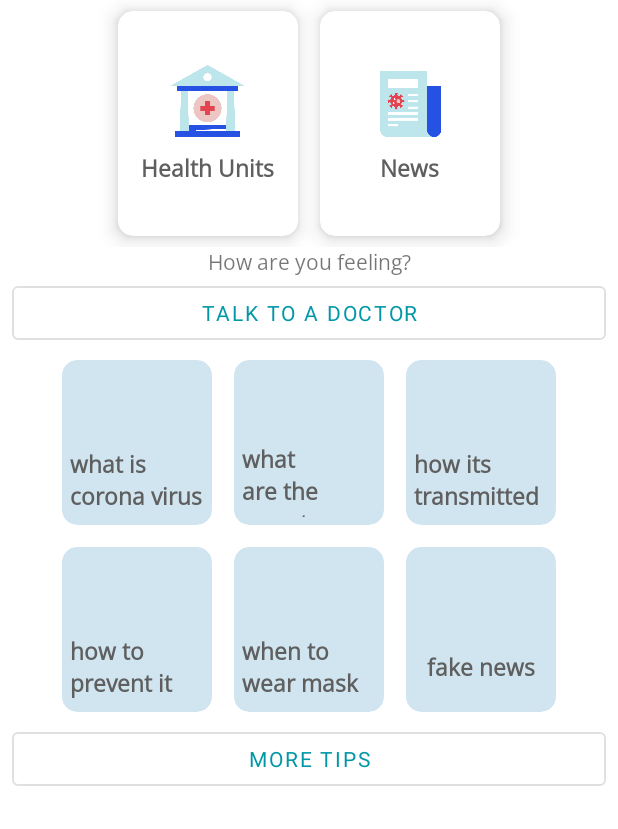
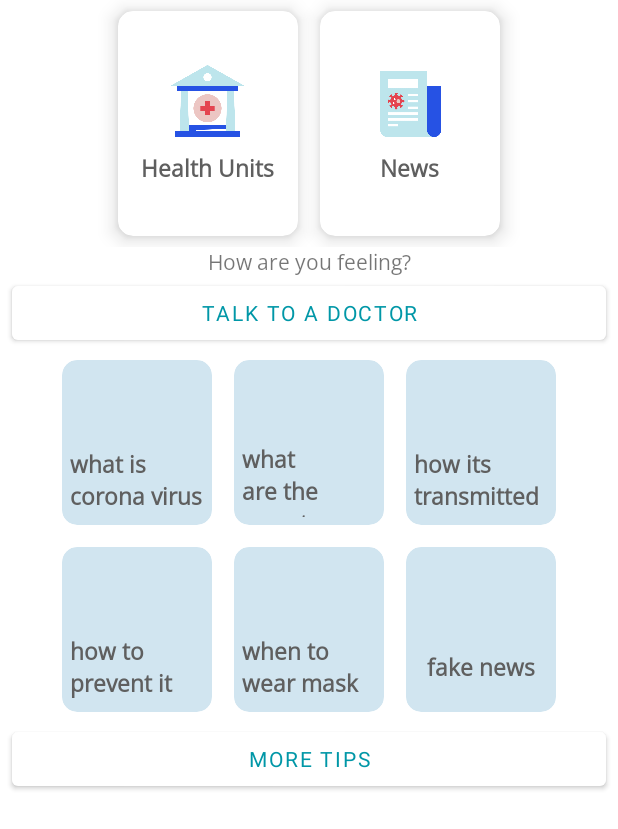
Before and after one commit to opensource254/covidapp, an Android app: the layout fragment_home.xml on its own in the app's theme, with its tools: preview values and no code run, on a phone screen of 412 x 824 dp. Shown: the top 829 px of the screen. Run offline under Robolectric (Android 15) with nearby library versions, the phone set to English and light mode, and no system bars; network calls fail; Roboto replaces fonts that are not available here.

Commit message:
changed button from outlined to materialized

```diff
--- a/app/src/main/res/layout/fragment_home.xml
+++ b/app/src/main/res/layout/fragment_home.xml
@@ -115,7 +115,7 @@
 
             <com.google.android.material.button.MaterialButton
                 android:id="@+id/btn_talk_to_a_doctor"
-                style="?attr/materialButtonOutlinedStyle"
+                style="?attr/materialButtonStyle"
                 android:layout_width="match_parent"
                 android:layout_height="wrap_content"
                 android:layout_marginLeft="8dp"
@@ -372,7 +372,7 @@
                 <com.google.android.material.button.MaterialButton
                     android:layout_gravity="center_horizontal"
                     android:id="@+id/btn_talk_more_tips"
-                    style="?attr/materialButtonOutlinedStyle"
+                    style="?attr/materialButtonStyle"
                     android:layout_width="match_parent"
                     android:layout_height="wrap_content"
                     android:layout_marginLeft="8dp"
```
